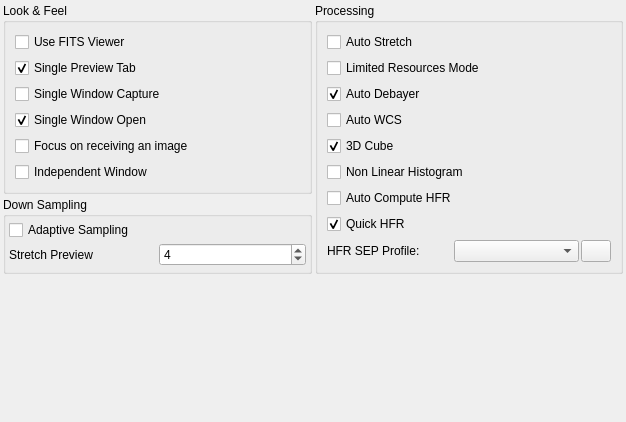
Qt form kstars/fitsviewer/opsfits.ui (KDE/kstars) before a commit.
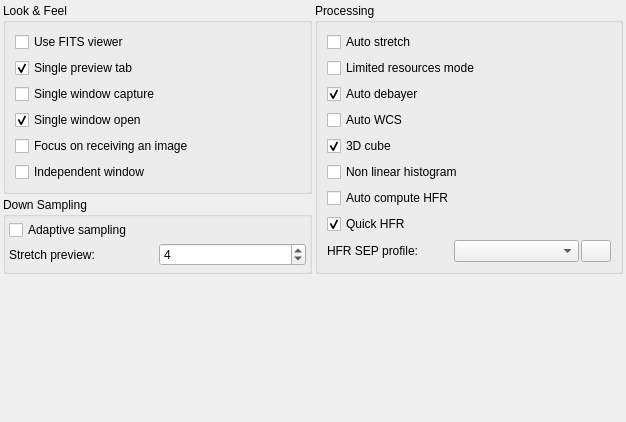
The same form after that commit.

Patch:
```diff
--- a/kstars/fitsviewer/opsfits.ui
+++ b/kstars/fitsviewer/opsfits.ui
@@ -51,7 +51,7 @@
              <string>Automatically display received images in the FITS Viewer</string>
             </property>
             <property name="text">
-             <string>Use FITS Viewer</string>
+             <string>Use FITS viewer</string>
             </property>
            </widget>
           </item>
@@ -67,7 +67,7 @@
              <string/>
             </property>
             <property name="text">
-             <string>Single Preview Tab</string>
+             <string>Single preview tab</string>
             </property>
             <property name="checked">
              <bool>true</bool>
@@ -83,7 +83,7 @@
              <string/>
             </property>
             <property name="text">
-             <string>Single Window Capture</string>
+             <string>Single window capture</string>
             </property>
             <property name="checked">
              <bool>false</bool>
@@ -99,7 +99,7 @@
              <string/>
             </property>
             <property name="text">
-             <string>Single Window Open</string>
+             <string>Single window open</string>
             </property>
             <property name="checked">
              <bool>true</bool>
@@ -122,7 +122,7 @@
              <string>Make FITS Viewer window independent from KStars</string>
             </property>
             <property name="text">
-             <string>Independent Window</string>
+             <string>Independent window</string>
             </property>
            </widget>
           </item>
@@ -156,7 +156,7 @@
              <string>&lt;html&gt;&lt;head/&gt;&lt;body&gt;&lt;p&gt;Automatically down sample images based on available resources.&lt;/p&gt;&lt;/body&gt;&lt;/html&gt;</string>
             </property>
             <property name="text">
-             <string>Adaptive Sampling</string>
+             <string>Adaptive sampling</string>
             </property>
            </widget>
           </item>
@@ -166,7 +166,7 @@
              <string>Set the coarseness of the preview shown when sliding the fitsviewer's stretch parameter sliders. 1 is full resolution, but can be slow, 4 would be coarse resolution and fast.</string>
             </property>
             <property name="text">
-             <string>Stretch Preview</string>
+             <string>Stretch preview:</string>
             </property>
            </widget>
           </item>
@@ -203,7 +203,7 @@
            <string>Always apply auto stretch to images in FITS Viewer</string>
           </property>
           <property name="text">
-           <string>Auto Stretch</string>
+           <string>Auto stretch</string>
           </property>
          </widget>
         </item>
@@ -213,7 +213,7 @@
            <string>&lt;html&gt;&lt;head/&gt;&lt;body&gt;&lt;p&gt;Enable limited resource mode to turn off any resource-intensive operations:&lt;/p&gt;&lt;ul style=&quot;margin-top: 0px; margin-bottom: 0px; margin-left: 0px; margin-right: 0px; -qt-list-indent: 1;&quot;&gt;&lt;li style=&quot; margin-top:12px; margin-bottom:0px; margin-left:0px; margin-right:0px; -qt-block-indent:0; text-indent:0px;&quot;&gt;&lt;span style=&quot; font-weight:600;&quot;&gt;Auto Debayer&lt;/span&gt;: Bayered images will not be debayered. Only grayscale images are shown.&lt;/li&gt;&lt;li style=&quot; margin-top:0px; margin-bottom:0px; margin-left:0px; margin-right:0px; -qt-block-indent:0; text-indent:0px;&quot;&gt;&lt;span style=&quot; font-weight:600;&quot;&gt;Auto WCS&lt;/span&gt;: World Coordinate System data will not be processed. WCS maps sky coordinates to image coordinates. Equatorial grid lines, object identification, and telescope slew within an image are disabled.&lt;/li&gt;&lt;li style=&quot; margin-top:0px; margin-bottom:12px; margin-left:0px; margin-right:0px; -qt-block-indent:0; text-indent:0px;&quot;&gt;&lt;span style=&quot; font-weight:600;&quot;&gt;3D Cube&lt;/span&gt;: RGB images will not be processed. Only grayscale images are shown.&lt;/li&gt;&lt;/ul&gt;&lt;/body&gt;&lt;/html&gt;</string>
           </property>
           <property name="text">
-           <string>Limited Resources Mode</string>
+           <string>Limited resources mode</string>
           </property>
          </widget>
         </item>
@@ -223,7 +223,7 @@
            <string>Automatically debayer captured image if it contains a bayer pattern</string>
           </property>
           <property name="text">
-           <string>Auto Debayer</string>
+           <string>Auto debayer</string>
           </property>
           <property name="checked">
            <bool>true</bool>
@@ -246,7 +246,7 @@
            <string>Process 3D (RGB) FITS images. If unchecked, only first channel is processed.</string>
           </property>
           <property name="text">
-           <string>3D Cube</string>
+           <string>3D cube</string>
           </property>
           <property name="checked">
            <bool>true</bool>
@@ -259,7 +259,7 @@
            <string>&lt;html&gt;&lt;head/&gt;&lt;body&gt;&lt;p&gt;Display histogram for the stretched non-linear image.&lt;/p&gt;&lt;/body&gt;&lt;/html&gt;</string>
           </property>
           <property name="text">
-           <string>Non Linear Histogram</string>
+           <string>Non linear histogram</string>
           </property>
          </widget>
         </item>
@@ -269,7 +269,7 @@
            <string>Compute the HFR of images loaded into fitsviewer.</string>
           </property>
           <property name="text">
-           <string>Auto Compute HFR</string>
+           <string>Auto compute HFR</string>
           </property>
           <property name="checked">
            <bool>false</bool>
@@ -300,7 +300,7 @@
              <string>Set the StellarSolver SEP profile for Capture-image HFR calculations.</string>
             </property>
             <property name="text">
-             <string>HFR SEP Profile:</string>
+             <string>HFR SEP profile:</string>
             </property>
            </widget>
           </item>
```
Left out of the diff: 2 changed lines with no effect on the pictures.
